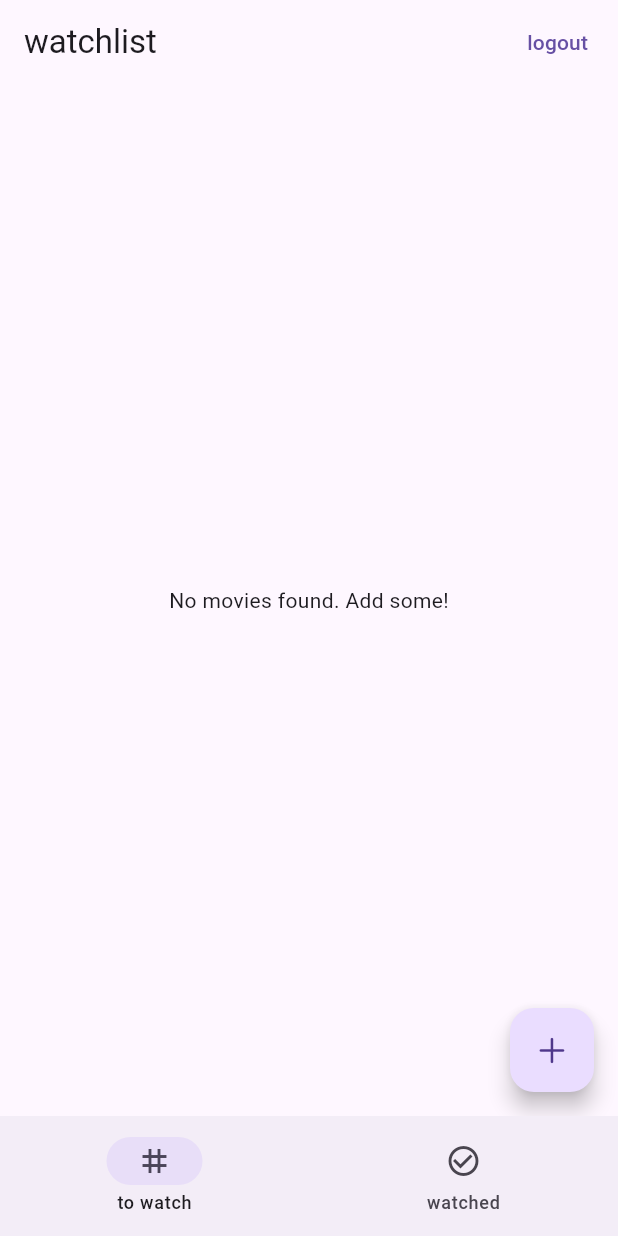
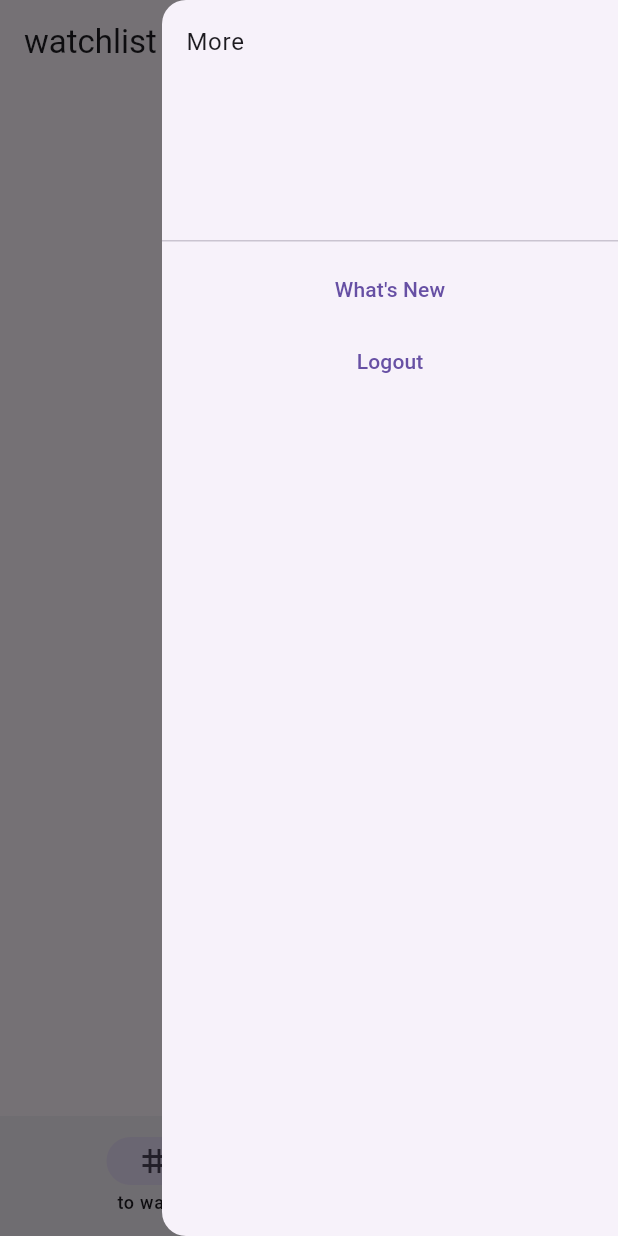
Before and after one commit to Jishnu075/watchmelater, a Flutter app: the MainScreen screen opened directly, with the side drawer open (before the commit the screen has no drawer), on a phone screen of 412 x 824 dp. Run offline on Flutter 3.47's test engine with Material 3 defaults, Android fonts, the phone set to English and light mode, and no system bars; our stand-ins replace bloc, cloud_firestore, dio, firebase_auth, firebase_core, flutter_bloc and 2 more; accounts and stored records are empty.

Commit message:
end drawer added

```diff
--- a/lib/presentation/pages/main_screen.dart
+++ b/lib/presentation/pages/main_screen.dart
@@ -26,16 +26,29 @@ class _MyWidgetState extends State<MainScreen> {
         centerTitle: false,
         title: Text(_currentIndex == 0 ? "watchlist" : "watched"),
         actions: [
-          Padding(
-            padding: const EdgeInsets.all(8.0),
-            child: TextButton(
-              onPressed: () {
-                context.read<AuthBloc>().add(SignOutRequested());
-              },
-              child: const Text('logout'),
-            ),
+          Builder(
+            builder: (context) => Padding(
+                padding: const EdgeInsets.all(8.0), child: EndDrawerButton()),
           ),
         ],
+      ),
+      endDrawer: Drawer(
+        child: Column(
+          crossAxisAlignment: CrossAxisAlignment.stretch,
+          children: [
+            DrawerHeader(child: Text("More")),
+            TextButton(
+                onPressed: () {
+                  ScaffoldMessenger.of(context)
+                      .showSnackBar(SnackBar(content: Text("You!")));
+                },
+                child: Text("What\'s New")),
+            TextButton(
+                onPressed: () =>
+                    context.read<AuthBloc>().add(SignOutRequested()),
+                child: Text("Logout")),
+          ],
+        ),
       ),
       body: IndexedStack(
         index: _currentIndex,
```
